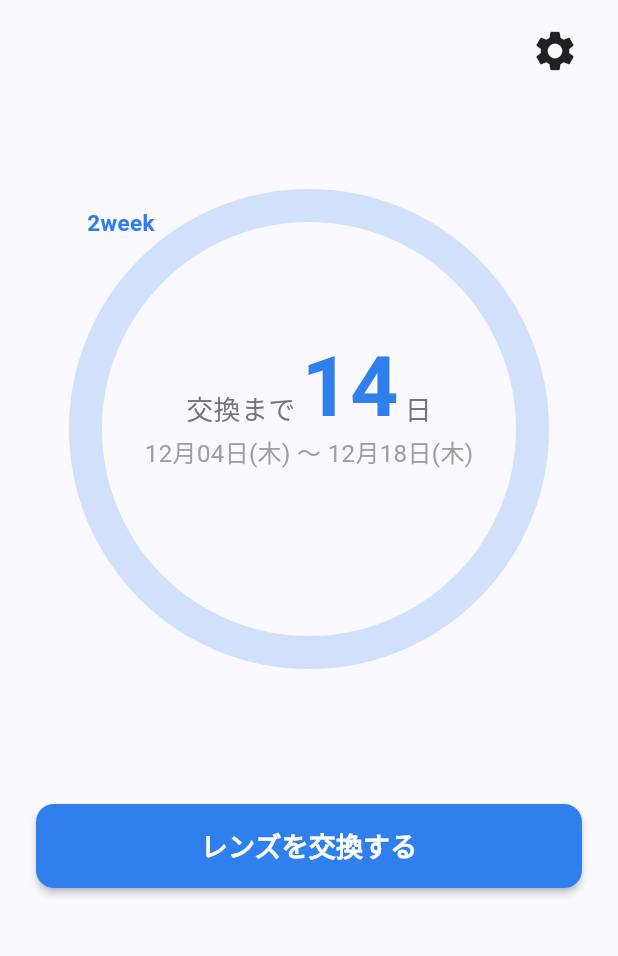
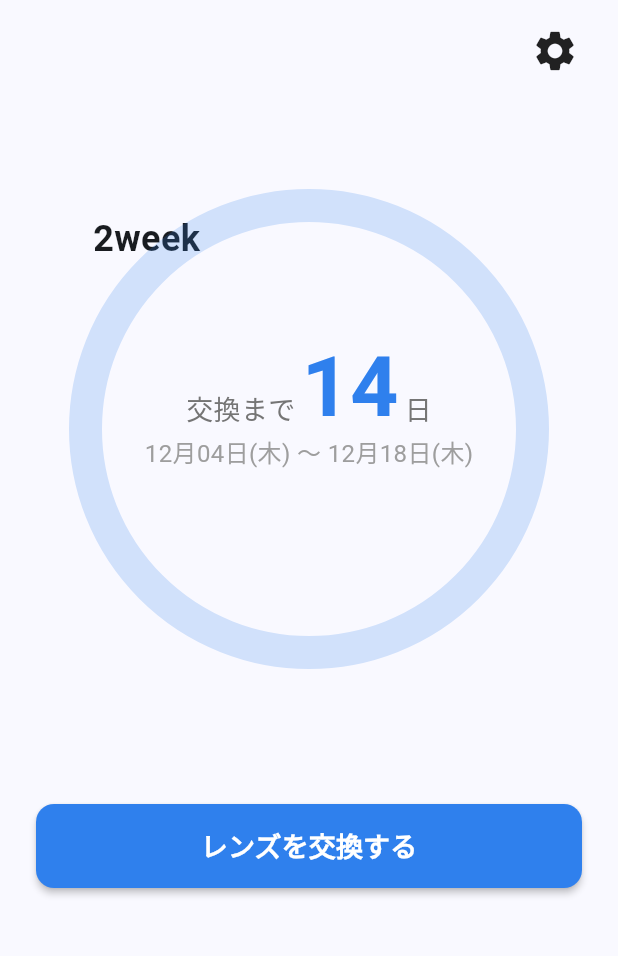
Before and after one commit to N-plus/contact_lens_management, a Flutter app: the screen it shows after launch, on a phone screen of 412 x 824 dp, the part 84-1040 px from its top. Run offline on Flutter 3.47's test engine with Material 3 defaults, Android fonts, the phone set to English and light mode, and no system bars; our stand-ins replace flutter_local_notifications, shared_preferences, timezone.

Commit message:
Add cycle type heading on home card

```diff
--- a/lib/main.dart
+++ b/lib/main.dart
@@ -532,14 +532,13 @@ class _HomeScreenState extends State<HomeScreen> {
                           alignment: Alignment.center,
                           children: [
                             Positioned(
-                              top: 12,
-                              left: 12,
+                              top: 16,
+                              left: 16,
                               child: Text(
                                 cycleLabel,
-                                style: TextStyle(
-                                  fontSize: 15,
-                                  fontWeight: FontWeight.w600,
-                                  color: themeColor,
+                                style: const TextStyle(
+                                  fontSize: 24,
+                                  fontWeight: FontWeight.bold,
                                 ),
                               ),
                             ),
```
